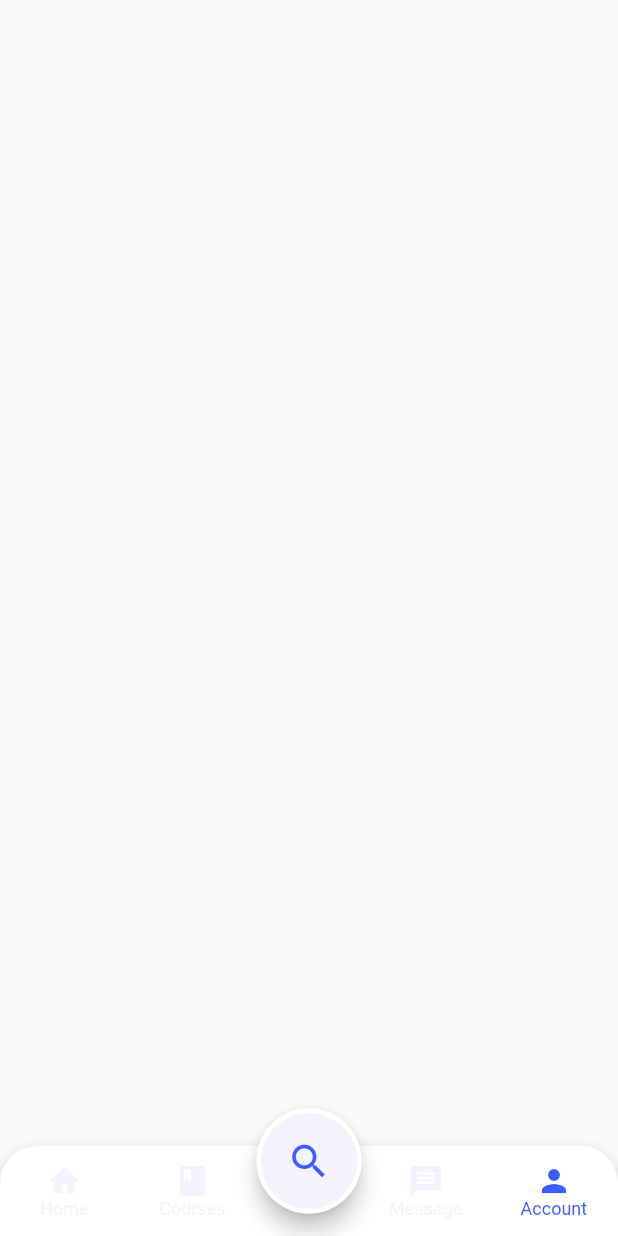
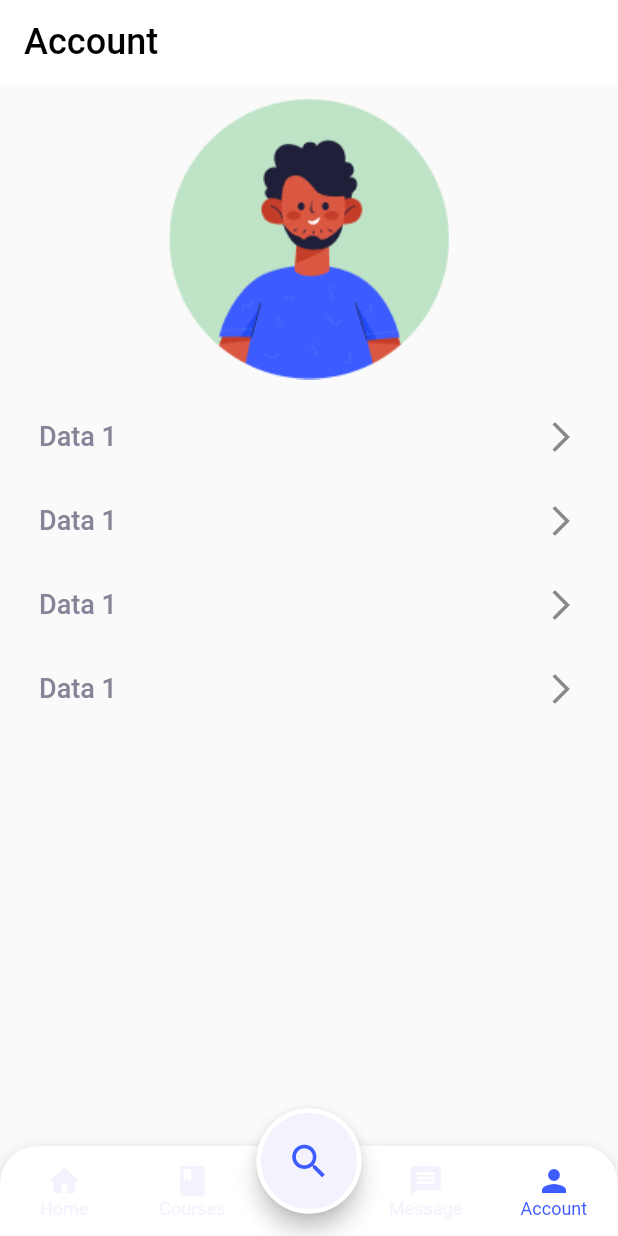
Before and after one commit to Krupal01/online_learning_application, a Flutter app: the screen it shows after launch, item 4 of the bottom bar chosen, on a phone screen of 412 x 824 dp. Run offline on Flutter 3.47's test engine with Material 2 defaults, Android fonts, the light colour scheme and no system bars; our stand-ins replace bloc, carousel_slider, flutter_bloc, hexcolor, validators.

Commit message:
ADD : Account Screen

```diff
--- a/lib/main.dart
+++ b/lib/main.dart
@@ -55,7 +55,7 @@ class MyApp extends StatelessWidget {
 
       ),
       onGenerateRoute: (settings) => routes.onGenerateRoutes(settings),
-      initialRoute: COURSE_SCREEN_ROUTE,
+      initialRoute: ACCOUNT_SCREEN_ROUTE,
     );
   }
 }
--- a/lib/screens/account_screen.dart
+++ b/lib/screens/account_screen.dart
@@ -1,4 +1,5 @@
 import 'package:flutter/material.dart';
+import 'package:online_learning_application/widget/utils.dart';
 
 import '../routes.dart';
 import '../widget/bottombar_search_button.dart';
@@ -10,7 +11,40 @@ class AccountScreen extends StatelessWidget {
   @override
   Widget build(BuildContext context) {
     return Scaffold(
-      body: Container(),
+      appBar: AppBar(
+        automaticallyImplyLeading: false,
+        backgroundColor: Colors.white,
+        elevation: 0,
+        title: const Text(
+          "Account",
+          style: blackText24,
+        ),
+      ),
+      body: SingleChildScrollView(
+        child: Padding(
+          padding: const EdgeInsets.all(10.0),
+          child: Column(
+            crossAxisAlignment: CrossAxisAlignment.center,
+            children: [
+              Image(
+                image: AssetImage("assets/images/Avatar 03.png"),
+              ),
+              space(vertical: 10),
+              ListView.builder(
+                shrinkWrap: true,
+                physics: NeverScrollableScrollPhysics(),
+                itemCount: 4,
+                itemBuilder: (context, index) => InkWell(
+                  child: ListTile(
+                    title: Text("Data 1"),
+                    trailing: Icon(Icons.arrow_forward_ios_outlined),
+                  ),
+                ),
+              )
+            ],
+          ),
+        ),
+      ),
       bottomNavigationBar: MainBottomBar(
         selected: 4,
         onItemSelected: (index) {
--- a/lib/screens/search_screen.dart
+++ b/lib/screens/search_screen.dart
@@ -28,6 +28,7 @@ class _SearchScreenState extends State<SearchScreen> {
   Widget build(BuildContext context) {
     return Scaffold(
       appBar: AppBar(
+        automaticallyImplyLeading: false,
         backgroundColor: Colors.white,
         elevation: 0,
         leading: IconButton(
--- a/lib/widget/main_appbar.dart
+++ b/lib/widget/main_appbar.dart
@@ -10,6 +10,7 @@ class MainAppBar extends StatelessWidget implements PreferredSizeWidget {
   @override
   Widget build(BuildContext context) {
     return AppBar(
+      automaticallyImplyLeading: false,
       toolbarHeight: preferredSize.height,
       elevation: 0,
       backgroundColor: Colors.white,
```
